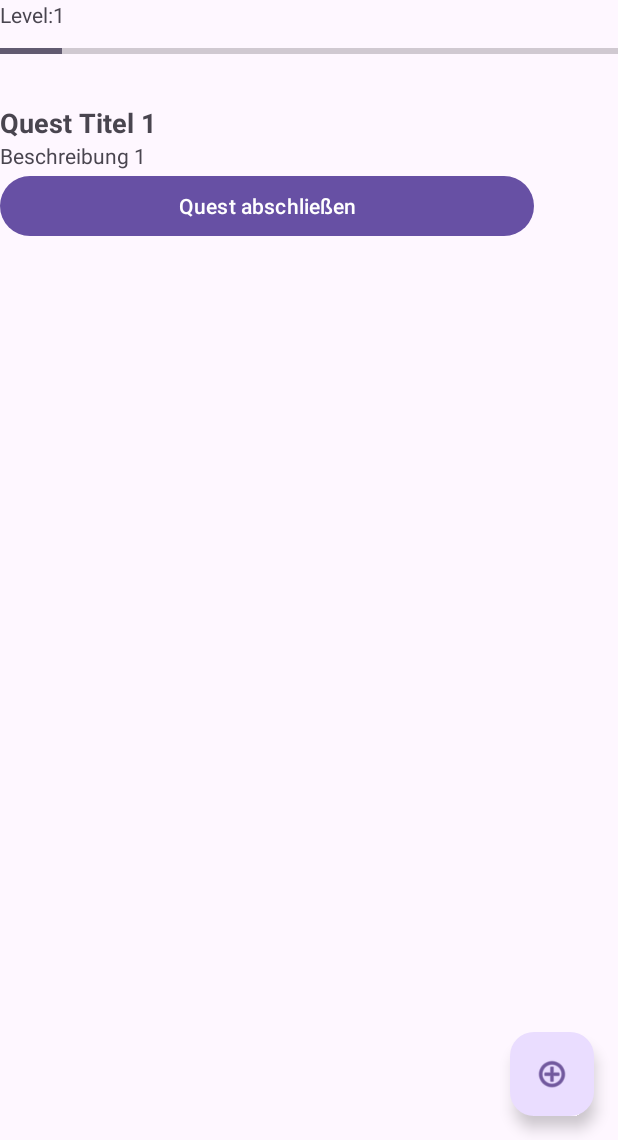
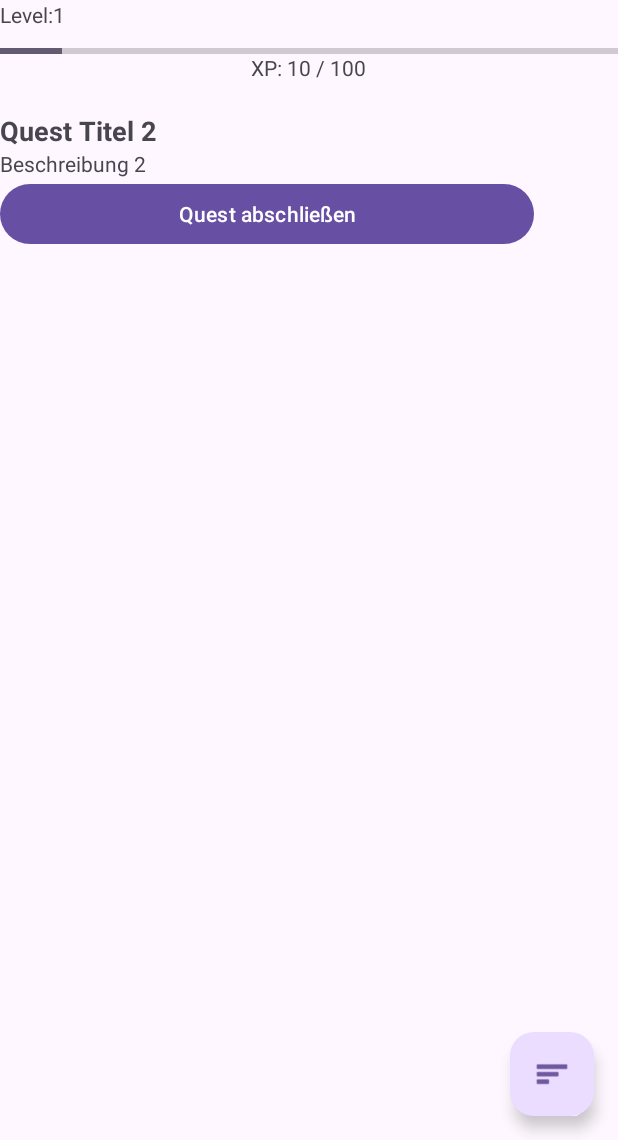
Before and after one commit to Nmxsz/play-your-life-android, an Android app: the screen it shows after launch (MainActivity), after a tap on "Quest abschließen", on a phone screen of 412 x 824 dp, the part 96-1236 px from its top. Run offline under Robolectric (Android 15) with nearby library versions, the phone set to English and light mode, and no system bars.

Commit message:
Quests abschließen funktioniert und Sound für Level Up und Quest abgeschlosse | Menu für alle Punkte angelegt

```diff
--- a/app/build.gradle.kts
+++ b/app/build.gradle.kts
@@ -1,6 +1,7 @@
 plugins {
     id("com.android.application")
     id("org.jetbrains.kotlin.android")
+    id("com.google.gms.google-services")
 }
 
 android {
@@ -49,4 +50,6 @@ dependencies {
     testImplementation("junit:junit:4.13.2")
     androidTestImplementation("androidx.test.ext:junit:1.1.5")
     androidTestImplementation("androidx.test.espresso:espresso-core:3.5.1")
+    implementation(platform("com.google.firebase:firebase-bom:32.6.0"))
+    implementation("com.google.firebase:firebase-analytics")
 }
--- a/app/src/main/AndroidManifest.xml
+++ b/app/src/main/AndroidManifest.xml
@@ -26,6 +26,7 @@
         <activity android:name=".AddQuestActivity">
             <!-- Optional: Intent Filter falls benötigt -->
         </activity>
+        <receiver android:name=".DailyResetReceiver" />
     </application>
 
 </manifest>
--- a/app/src/main/java/com/cplenzdorf/playyourlife/AddQuestActivity.kt
+++ b/app/src/main/java/com/cplenzdorf/playyourlife/AddQuestActivity.kt
@@ -13,6 +13,7 @@ class AddQuestActivity : AppCompatActivity() {
     private lateinit var titleInput: EditText
     private lateinit var descriptionInput: EditText
     private lateinit var rewardInput: EditText
+    private var questId = 3
 
     override fun onCreate(savedInstanceState: Bundle?) {
         super.onCreate(savedInstanceState)
@@ -21,14 +22,12 @@ class AddQuestActivity : AppCompatActivity() {
         descriptionInput = findViewById(R.id.questDescriptionInput)
         rewardInput = findViewById(R.id.questRewardInput)
 
-        var questId = 2
-
         val addQuestButton: Button = findViewById(R.id.addQuestButton)
         addQuestButton.setOnClickListener {
             val title = titleInput.text.toString()
             val description = descriptionInput.text.toString()
             val reward = rewardInput.text.toString().toInt()
-            val quest = Quest(3, title, description, reward)
+            val quest = Quest(questId++, title, description, reward)
             val resultIntent = Intent()
             resultIntent.putExtra("NEW_QUEST", quest)
             setResult(Activity.RESULT_OK, resultIntent)
--- /dev/null
+++ b/app/src/main/java/com/cplenzdorf/playyourlife/GameSoundPlayer.kt
@@ -0,0 +1,30 @@
+package com.cplenzdorf.playyourlife
+
+import android.media.MediaPlayer
+import android.content.Context
+
+class GameSoundPlayer(private val context: Context) {
+    private var mediaPlayer: MediaPlayer? = null
+
+    fun playLevelUpSound() {
+        mediaPlayer = MediaPlayer.create(context, R.raw.wow_level_up_ding)
+        mediaPlayer?.start()
+
+        // Optional: Listener hinzufügen, um den MediaPlayer freizugeben, wenn der Sound abgespielt wurde
+        mediaPlayer?.setOnCompletionListener {
+            it.release()
+            mediaPlayer = null
+        }
+    }
+
+    fun playQuestSuccessSound() {
+        mediaPlayer = MediaPlayer.create(context, R.raw.wow_success_quest)
+        mediaPlayer?.start()
+
+        // Optional: Listener hinzufügen, um den MediaPlayer freizugeben, wenn der Sound abgespielt wurde
+        mediaPlayer?.setOnCompletionListener {
+            it.release()
+            mediaPlayer = null
+        }
+    }
+}
--- a/app/src/main/java/com/cplenzdorf/playyourlife/MainActivity.kt
+++ b/app/src/main/java/com/cplenzdorf/playyourlife/MainActivity.kt
@@ -1,14 +1,19 @@
 package com.cplenzdorf.playyourlife
 
+import android.animation.Animator
+import android.animation.AnimatorListenerAdapter
+import android.animation.ObjectAnimator
 import android.app.Activity
 import android.content.Intent
 import android.os.Bundle
+import android.view.Menu
+import android.view.MenuItem
+import android.view.View
+import android.widget.PopupMenu
 import androidx.appcompat.app.AppCompatActivity
-import android.widget.ListView
 import android.widget.ProgressBar
 import android.widget.TextView
 import android.widget.Toast
-import androidx.lifecycle.Observer
 import androidx.lifecycle.ViewModelProvider
 import androidx.recyclerview.widget.LinearLayoutManager
 import androidx.recyclerview.widget.RecyclerView
@@ -21,41 +26,38 @@ import com.google.android.material.floatingactionbutton.FloatingActionButton
 class MainActivity : AppCompatActivity(), QuestCompletionListener {
 
     private lateinit var binding: ActivityMainBinding
-    private lateinit var lvQuestList: ListView
 
-    private lateinit var fabAddQuest: FloatingActionButton
+    private lateinit var fabMenu: FloatingActionButton
     private lateinit var questList: ArrayList<String>
 
     private lateinit var recyclerView: RecyclerView
     private lateinit var questAdapter: QuestAdapter
 
     private lateinit var levelProgressBar: ProgressBar
+    private lateinit var tvXpText: ProgressBar
     private lateinit var tvPlayerLevel: TextView
 
     private lateinit var viewModel: MainViewModel
+    private lateinit var gameSoundPlayer: GameSoundPlayer
 
     override fun onCreate(savedInstanceState: Bundle?) {
         super.onCreate(savedInstanceState)
+
+        gameSoundPlayer = GameSoundPlayer(this)
 
         viewModel = ViewModelProvider(this).get(MainViewModel::class.java)
 
         viewModel.levelUpEvent.observe(this) {
             // Level-Up Event behandeln
             Toast.makeText(this, "Level Up! Level: " + viewModel.currentLevel.value.toString(), Toast.LENGTH_SHORT).show()
+            gameSoundPlayer.playLevelUpSound()
         }
 
         binding = ActivityMainBinding.inflate(layoutInflater)
         setContentView(binding.root)
 
-        fabAddQuest = findViewById(R.id.fabAddQuest)
+        fabMenu = findViewById(R.id.fabMenu)
         questList = ArrayList()
-
-        fabAddQuest.setOnClickListener {
-            // Öffne AddQuestActivity
-            val intent = Intent(this, AddQuestActivity::class.java)
-            startActivityForResult(intent, ADD_QUEST_REQUEST_CODE)
-            questAdapter.notifyDataSetChanged()
-        }
 
         questAdapter = QuestAdapter(viewModel.quests, this)
         recyclerView = findViewById(R.id.recyclerView)
@@ -65,19 +67,119 @@ class MainActivity : AppCompatActivity(), QuestCompletionListener {
         levelProgressBar = findViewById(R.id.levelProgressBar)
         tvPlayerLevel = findViewById(R.id.tvPlayerLevel)
         tvPlayerLevel.text = viewModel.currentLevel.value.toString()
+        updateXpText()
 
+        fabMenu.setOnClickListener { v -> showPopupMenu(v) }
+
+
+    }
+
+    private fun showPopupMenu(view: View) {
+        PopupMenu(this, view).apply {
+            // Inflating the Popup using xml file
+            menuInflater.inflate(R.menu.menu_main, menu)
+
+            // Adding click listener
+            setOnMenuItemClickListener { menuItem ->
+                onOptionsItemSelected(menuItem)
+                true
+            }
+
+            // Showing the popup menu
+            show()
+        }
+    }
+
+    override fun onCreateOptionsMenu(menu: Menu?): Boolean {
+        menuInflater.inflate(R.menu.menu_main, menu)
+        return true
+    }
+
+    override fun onOptionsItemSelected(item: MenuItem): Boolean {
+        return when (item.itemId) {
+            R.id.action_settings -> {
+                // Handle settings action
+                true
+            }
+            R.id.action_profile -> {
+                // Handle profile action
+                true
+            }
+            R.id.action_quests -> {
+                // Handle quests action
+                true
+            }
+            R.id.action_add_task -> {
+                // Handle add task action
+                // Öffne AddQuestActivity
+                val intent = Intent(this, AddQuestActivity::class.java)
+                startActivityForResult(intent, ADD_QUEST_REQUEST_CODE)
+                true
+            }
+            R.id.action_login_logout -> {
+                // Handle login/logout action
+                true
+            }
+            else -> super.onOptionsItemSelected(item)
+        }
     }
 
     override fun onQuestCompleted(quest: Quest) {
         viewModel.addExperience(quest.experienceReward)
-        updateLevelProgress(viewModel.currentExperience) // Beispielwert
-        quest.completed = true
+        updateLevelProgress() // Beispielwert
+        // Markiere die Quest als abgeschlossen
+        viewModel.quests.find { it.id == quest.id }?.completed = true
+        updateQuestsList()
+        gameSoundPlayer.playQuestSuccessSound()
+
     }
 
-    private fun updateLevelProgress(progress: Int) {
+    private fun updateQuestsList() {
+        questAdapter = QuestAdapter(viewModel.quests, this)
+        recyclerView.adapter = questAdapter
+    }
+
+    private fun updateLevelProgress() {
         tvPlayerLevel.text = viewModel.currentLevel.value.toString()
-        println(viewModel.progress)
-        levelProgressBar.progress = viewModel.progress
+        updateXpText()
+        if(viewModel.isLevelUp) {
+            animateLevelUp()
+        } else {
+            updateProgressBar(viewModel.progress)
+        }
+    }
+
+    private fun updateXpText() {
+        val progressText = "XP: ${viewModel.currentExperience} / ${viewModel.experienceForNextLevel}"
+        findViewById<TextView>(R.id.xpProgressText).text = progressText
+    }
+
+    private fun animateLevelUp() {
+        // Erste Animation: Aktuelle Erfahrung bis 100%
+        val firstTarget = 100
+        val firstAnimator = ObjectAnimator.ofInt(levelProgressBar, "progress", levelProgressBar.progress, firstTarget)
+        firstAnimator.duration = 500 // Dauer der Animation bis 100%
+
+        // Zweite Animation: 0% bis zum aktuellen Fortschritt im neuen Level
+        val secondTarget = viewModel.progress
+        val secondAnimator = ObjectAnimator.ofInt(levelProgressBar, "progress", 0, secondTarget)
+        secondAnimator.duration = 500 // Dauer der Animation bis zum aktuellen Fortschritt
+
+        // Starte die erste Animation
+        firstAnimator.start()
+
+        // Nach Abschluss der ersten Animation, starte die zweite Animation
+        firstAnimator.addListener(object : AnimatorListenerAdapter() {
+            override fun onAnimationEnd(animation: Animator) {
+                secondAnimator.start()
+            }
+        })
+    }
+
+    private fun updateProgressBar(targetProgress: Int) {
+        ObjectAnimator.ofInt(levelProgressBar, "progress", levelProgressBar.progress, targetProgress)
+            .setDuration(500) // Dauer der Animation
+            .start()
     }
 
     override fun onActivityResult(requestCode: Int, resultCode: Int, data: Intent?) {
@@ -86,9 +188,7 @@ class MainActivity : AppCompatActivity(), QuestCompletionListener {
         if (requestCode == ADD_QUEST_REQUEST_CODE && resultCode == Activity.RESULT_OK) {
             data?.getSerializableExtra("NEW_QUEST")?.let { newQuest ->
                 viewModel.addQuest(newQuest as Quest)
-                questAdapter.notifyDataSetChanged()
-                // Füge die neue Quest zur Liste hinzu und aktualisiere den Adapter
-                // Oder aktualisiere dein ViewModel, wenn du eines verwendest
+                updateQuestsList()
             }
         }
     }
--- a/app/src/main/java/com/cplenzdorf/playyourlife/adapter/QuestAdapter.kt
+++ b/app/src/main/java/com/cplenzdorf/playyourlife/adapter/QuestAdapter.kt
@@ -11,7 +11,10 @@ import com.cplenzdorf.playyourlife.interfaces.QuestCompletionListener
 import com.cplenzdorf.playyourlife.models.Quest
 
 // QuestAdapter.kt
-class QuestAdapter(private val quests: List<Quest>, private val listener: QuestCompletionListener) : RecyclerView.Adapter<QuestAdapter.QuestViewHolder>() {
+class QuestAdapter(private val quests: List<Quest>, private val listener: QuestCompletionListener) :
+    RecyclerView.Adapter<QuestAdapter.QuestViewHolder>() {
+
+    private val activeQuests = quests.filter { !it.completed }
 
     class QuestViewHolder(view: View) : RecyclerView.ViewHolder(view) {
         val title: TextView = view.findViewById(R.id.questTitle)
@@ -25,18 +28,16 @@ class QuestAdapter(private val quests: List<Quest>, private val listener: QuestC
     }
 
     override fun onBindViewHolder(holder: QuestViewHolder, position: Int) {
-        val quest = quests[position]
+        val quest = activeQuests[position]
         println("onBindViewHolder")
         println(position)
-        if(!quest.completed) {
-            holder.title.text = quest.title
-            holder.description.text = quest.description
-            holder.completeButton.setOnClickListener {
-                // Implementiere die Logik zum Markieren der Quest als abgeschlossen
-                listener.onQuestCompleted(quest)
-            }
+        holder.title.text = quest.title
+        holder.description.text = quest.description
+        holder.completeButton.setOnClickListener {
+            // Implementiere die Logik zum Markieren der Quest als abgeschlossen
+            listener.onQuestCompleted(quest)
         }
     }
 
-    override fun getItemCount() = quests.size
+    override fun getItemCount() = activeQuests.size
 }
--- a/app/src/main/java/com/cplenzdorf/playyourlife/interfaces/QuestCompletionListener.kt
+++ b/app/src/main/java/com/cplenzdorf/playyourlife/interfaces/QuestCompletionListener.kt
@@ -3,5 +3,7 @@ package com.cplenzdorf.playyourlife.interfaces
 import com.cplenzdorf.playyourlife.models.Quest
 
 interface QuestCompletionListener {
-    fun onQuestCompleted(quest: Quest)
+    fun onQuestCompleted(quest: Quest) {
+        quest.completed = true
+    }
 }
--- a/app/src/main/java/com/cplenzdorf/playyourlife/models/Quest.kt
+++ b/app/src/main/java/com/cplenzdorf/playyourlife/models/Quest.kt
@@ -3,7 +3,7 @@ package com.cplenzdorf.playyourlife.models
 import java.io.Serializable
 
 data class Quest(
-    val id: Int,
+    var id: Int,
     val title: String,
     val description: String,
     val experienceReward: Int,
--- a/app/src/main/java/com/cplenzdorf/playyourlife/services/LevelService.kt
+++ b/app/src/main/java/com/cplenzdorf/playyourlife/services/LevelService.kt
@@ -6,8 +6,12 @@ class LevelService {
     var level = 1
         private set
 
-    val experienceForNextLevel: Int
-        get() = level * 100
+    var experienceForNextLevel = 100
+
+    // Linearer Anstieg der XP-Anforderungen
+    private fun calculateExperienceForNextLevel() {
+        experienceForNextLevel = 100 * level // Jedes Level benötigt mehr XP
+    }
 
     fun addExperience(points: Int) {
         experience += points
@@ -18,6 +22,7 @@ class LevelService {
         while (experience >= experienceForNextLevel) {
             experience -= experienceForNextLevel
             level++
+            calculateExperienceForNextLevel()
             // Optional: Benachrichtige andere Komponenten über das Level-Up
         }
     }
--- a/app/src/main/res/layout/activity_main.xml
+++ b/app/src/main/res/layout/activity_main.xml
@@ -9,7 +9,7 @@
 
 
     <com.google.android.material.floatingactionbutton.FloatingActionButton
-        android:id="@+id/fabAddQuest"
+        android:id="@+id/fabMenu"
         android:layout_width="wrap_content"
         android:layout_height="wrap_content"
         android:layout_gravity="bottom|end"
@@ -17,7 +17,7 @@
         android:layout_marginBottom="16dp"
         android:clickable="true"
         app:layout_anchorGravity="center"
-        app:srcCompat="@android:drawable/ic_menu_add" />
+        app:srcCompat="@android:drawable/ic_menu_sort_by_size" />
 
     <LinearLayout
         android:layout_width="match_parent"
@@ -54,14 +54,27 @@
 
         </LinearLayout>
 
+        <FrameLayout
+            android:layout_width="match_parent"
+            android:layout_height="wrap_content">
+
             <ProgressBar
                 android:id="@+id/levelProgressBar"
                 style="?android:attr/progressBarStyleHorizontal"
                 android:layout_width="match_parent"
                 android:layout_height="wrap_content"
+                android:layout_marginBottom="5dp"
                 android:max="100"
                 android:maxHeight="30dp"
                 android:minHeight="30dp" />
+
+            <TextView
+                android:id="@+id/xpProgressText"
+                android:layout_width="wrap_content"
+                android:layout_height="wrap_content"
+                android:layout_gravity="bottom|center"
+                android:text="XP Progress" />
+        </FrameLayout>
 
 
         <ScrollView
--- a/app/src/main/res/menu/menu_main.xml
+++ b/app/src/main/res/menu/menu_main.xml
@@ -2,8 +2,19 @@
     xmlns:app="http://schemas.android.com/apk/res-auto"
     xmlns:tools="http://schemas.android.com/tools"
     tools:context="com.cplenzdorf.playyourlife.MainActivity" >
-    <item android:id="@+id/action_settings"
-        android:title="@string/action_settings"
-        android:orderInCategory="100"
-        app:showAsAction="never" />
+    <item
+        android:id="@+id/action_settings"
+        android:title="Settings" />
+    <item
+        android:id="@+id/action_profile"
+        android:title="Profil" />
+    <item
+        android:id="@+id/action_quests"
+        android:title="Quests" />
+    <item
+        android:id="@+id/action_add_task"
+        android:title="Aufgabe hinzufügen" />
+    <item
+        android:id="@+id/action_login_logout"
+        android:title="Login/Logout" />
 </menu>
--- a/build.gradle.kts
+++ b/build.gradle.kts
@@ -2,4 +2,5 @@
 plugins {
     id("com.android.application") version "8.1.4" apply false
     id("org.jetbrains.kotlin.android") version "1.9.0" apply false
+    id("com.google.gms.google-services") version "4.4.0" apply false
 }
```
Also changed, not shown: app/src/main/java/com/cplenzdorf/playyourlife/DailyResetReceiver.kt (added, +15 -0 lines), app/src/main/java/com/cplenzdorf/playyourlife/MainViewModel.kt (+32 -8 lines), 3 other files. Lines whose indentation alone changed are shown as unchanged.
